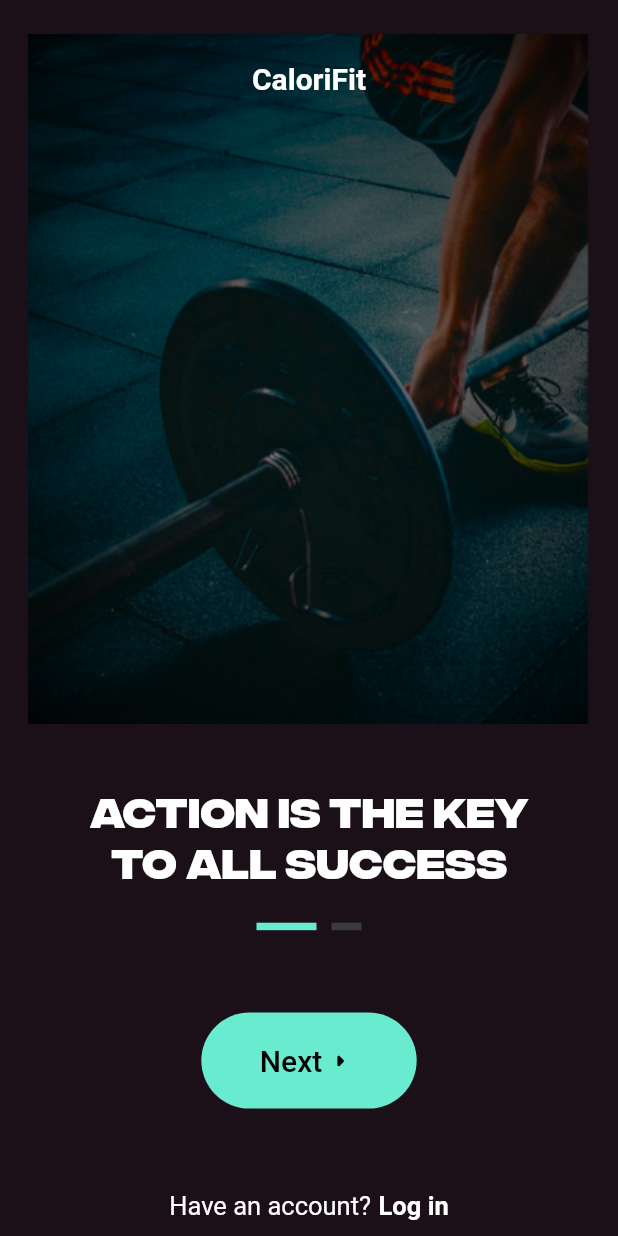
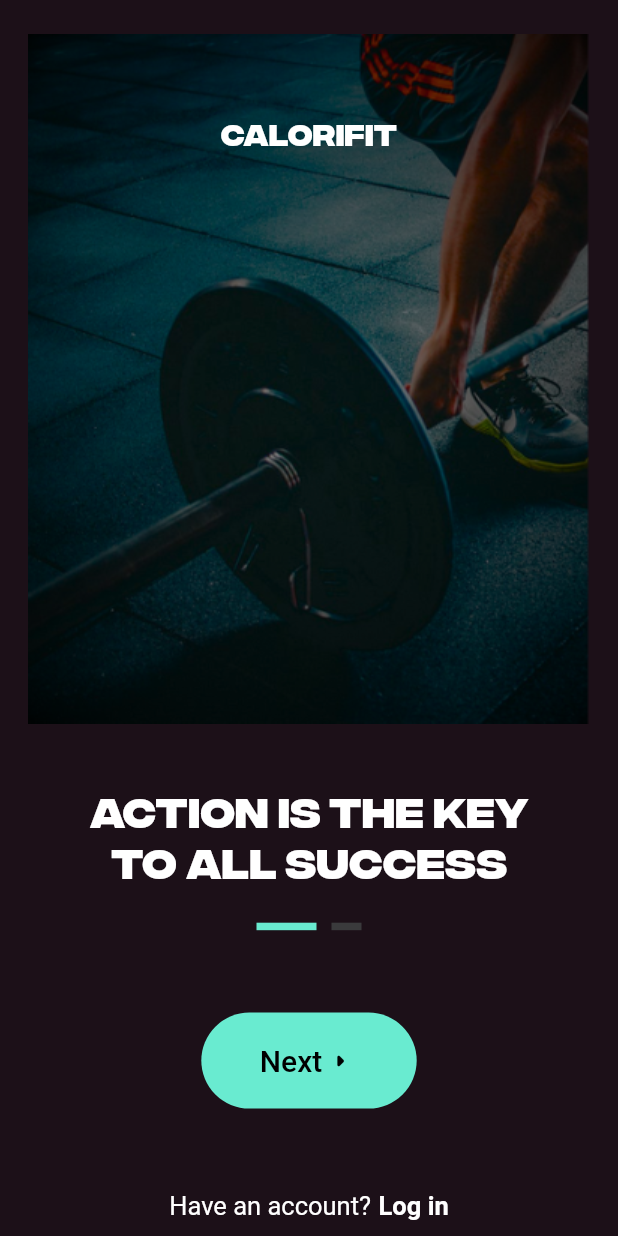
Before and after one commit to deadinside1880/CaloriFit, a Flutter app: the screen it shows after launch, after a tap on "Let's get started!", on a phone screen of 412 x 824 dp. Run offline on Flutter 3.47's test engine with Material 2 defaults, Android fonts, the phone set to English and light mode, and no system bars; our stand-ins replace cloud_firestore, firebase_auth, firebase_core, firebase_storage, fl_chart, image_picker and 3 more; missing offline and left inert: dart:ffi, tflite_flutter, tflite_flutter_helper; accounts and stored records are empty; network calls fail; project files that could hold a hidden picture were left out.

Commit message:
Fixed Launch Screen bugs

```diff
--- a/lib/Widgets/CaloriFitTitle.dart
+++ b/lib/Widgets/CaloriFitTitle.dart
@@ -8,9 +8,14 @@ class CaloriFitTitle extends StatelessWidget {
   @override
   Widget build(BuildContext context) {
     return Text(
-                            "CaloriFit",
-                            textAlign: TextAlign.center,
-                            style: TextStyle(fontSize: 48, fontWeight: FontWeight.bold, color: color),
-                             );
+      "CaloriFit",
+      textAlign: TextAlign.center,
+      style: TextStyle(
+          fontSize: 40,
+          fontWeight: FontWeight.bold,
+          color: color,
+          fontFamily: 'IntegralCF',
+          ),
+    );
   }
 }
--- a/lib/Widgets/CaloriFitTitleSmall.dart
+++ b/lib/Widgets/CaloriFitTitleSmall.dart
@@ -8,9 +8,14 @@ class CaloriFitSmallTitle extends StatelessWidget {
   @override
   Widget build(BuildContext context) {
     return Text(
-                            "CaloriFit",
-                            textAlign: TextAlign.center,
-                            style: TextStyle(fontSize: 20, fontWeight: FontWeight.bold, color: color),
-                             );
+      "CaloriFit",
+      textAlign: TextAlign.center,
+      style: TextStyle(
+        fontSize: 20,
+        fontWeight: FontWeight.bold,
+        color: color,
+        fontFamily: 'IntegralCF',
+      ),
+    );
   }
 }
--- a/lib/Widgets/Loader.dart
+++ b/lib/Widgets/Loader.dart
@@ -8,6 +8,7 @@ class Loader extends StatelessWidget {
   @override
   Widget build(BuildContext context) {
     return Container(
+      width: double.infinity,
       child: Column(
         crossAxisAlignment: CrossAxisAlignment.center,
         mainAxisAlignment: MainAxisAlignment.center,
--- a/lib/screens/achievementscreen.dart
+++ b/lib/screens/achievementscreen.dart
@@ -49,7 +49,7 @@ class AchievementScreen extends StatelessWidget {
             child: Column(
               crossAxisAlignment: CrossAxisAlignment.center,
               children: [
-                const SettingsTitle(text: "ACHIEVEMENTS",),
+                const SettingsTitle(text: "ACHIEVEMENTS", isResultScreen: true,),
                 SizedBox(height: MediaQuery.of(context).size.height*0.05,),
                 CircleAvatar(
                   backgroundImage: NetworkImage(context.read<Providers>().getUser.photoURL),
--- a/lib/screens/launchscreen.dart
+++ b/lib/screens/launchscreen.dart
@@ -2,7 +2,6 @@ import 'package:calori_fit/screens/onboarding.dart';
 import 'package:flutter/material.dart';
 import '../Widgets/CaloriFitTitle.dart';
 import '../styles/Styles.dart';
-
 
 class LaunchScreen extends StatelessWidget {
   const LaunchScreen({super.key});
@@ -10,10 +9,10 @@ class LaunchScreen extends StatelessWidget {
   Widget build(BuildContext context) {
     return Scaffold(
         body: Container(
-                padding: EdgeInsets.symmetric(horizontal: MediaQuery.of(context).size.width/10),
+      padding: EdgeInsets.symmetric(
+          horizontal: MediaQuery.of(context).size.width / 10),
       width: double.infinity,
       child: Column(
-
         crossAxisAlignment: CrossAxisAlignment.center,
         children: [
           Flexible(
@@ -21,33 +20,37 @@ class LaunchScreen extends StatelessWidget {
             child: Container(),
           ),
           Image.asset("assets/Logo.png"),
-                        SizedBox(height: MediaQuery.of(context).size.height/25,),
+          SizedBox(
+            height: MediaQuery.of(context).size.height / 25,
+          ),
           const CaloriFitTitle(color: Colors.white),
-                        SizedBox(height: MediaQuery.of(context).size.height/45),
-                        const Text("not your average calorie counting app", style: onboardingSmallText, textAlign: TextAlign.center,),
-                        SizedBox(height: MediaQuery.of(context).size.height/10),
+          SizedBox(height: MediaQuery.of(context).size.height / 39),
+          const Text(
+            "not your average calorie counting app",
+            style: TextStyle(
+                fontSize: 20,
+                fontWeight: FontWeight.w400,
+                color: Colors.white,),
+            textAlign: TextAlign.center,
+          ),
+          SizedBox(height: MediaQuery.of(context).size.height / 17),
           GestureDetector(
-                            onTap: () => Navigator.of(context).
-                              push(MaterialPageRoute(builder:
-                              (context) =>  const OnboardingScreen())),
+              onTap: () => Navigator.of(context).push(MaterialPageRoute(
+                  builder: (context) => const OnboardingScreen())),
               child: Container(
-                                padding: const EdgeInsets.symmetric(vertical: 18),
-                                width: double.infinity,
+                  padding: const EdgeInsets.fromLTRB(40, 30, 40, 30),
+                  // padding: const EdgeInsets.symmetric(vertical: 30),
+                  // width: double.infinity,
                   decoration: buttonShapeDecor,
                   child: const Text("Let's get started!",
                       textAlign: TextAlign.center,
                       style: TextStyle(
                           color: Colors.black,
                           fontSize: 18,
-                                        fontWeight: FontWeight.bold
-                                        )
-                                    )
-                            )
-                        ),
-                        SizedBox(height: MediaQuery.of(context).size.height/8)
+                          fontWeight: FontWeight.bold)))),
+          SizedBox(height: MediaQuery.of(context).size.height / 8)
         ],
       ),
-            )
-    );
+    ));
   }
 }
--- a/lib/screens/onboarding.dart
+++ b/lib/screens/onboarding.dart
@@ -19,10 +19,9 @@ class _OnboardingScreenState extends State<OnboardingScreen> {
   bool isEmailValid = true;
   AssetImage image = const AssetImage('assets/Background.png');
   bool state = false;
-
+  String txt = 'ACTION IS THE KEY TO ALL SUCCESS';
   @override
   Widget build(BuildContext context) {
-
     return Scaffold(
       body: Container(
         child: Stack(
@@ -38,10 +37,11 @@ class _OnboardingScreenState extends State<OnboardingScreen> {
               child: Column(
                 crossAxisAlignment: CrossAxisAlignment.center,
                 children: [
-                  SizedBox(height: MediaQuery.of(context).size.width / 10),
+                  // SizedBox(height: MediaQuery.of(context).size.width / 10),
+                  const SizedBox(height: 75),
                   const CaloriFitSmallTitle(color: Colors.white),
                   Flexible(flex: 1, child: Container()),
-                  const Text("ACTION IS THE KEY TO ALL SUCCESS",
+                  Text(txt,
                       style: onboardingText, textAlign: TextAlign.center),
                   const SizedBox(height: 25),
                   Row(
@@ -79,6 +79,7 @@ class _OnboardingScreenState extends State<OnboardingScreen> {
                           setState(() {
                             state = true;
                             image = const AssetImage('assets/Background2.png');
+                            txt = 'Progress starts with taking action.';
                             return;
                           });
                         }
--- a/lib/styles/Styles.dart
+++ b/lib/styles/Styles.dart
@@ -7,7 +7,7 @@ import './Colors.dart';
 const onboardingText =
     TextStyle(fontSize: 28, fontWeight: FontWeight.w700, color: Colors.white, fontFamily: 'IntegralCF');
 const onboardingSmallText =
-    TextStyle(fontSize: 24, fontWeight: FontWeight.w700, color: Colors.white);
+    TextStyle(fontSize: 20, fontWeight: FontWeight.w700, color: Colors.white, fontFamily: 'IntegralCF');
 
 const buttonShapeDecor = ShapeDecoration(color: maingreen, shape: RoundedRectangleBorder(borderRadius: BorderRadius.all(Radius.circular(48))));
 
```
Also changed, not shown: lib/screens/loginscreen.dart (+117 -49 lines), lib/screens/signupscreen.dart (+101 -42 lines), flutter_02.png (added), 6 other files. Lines whose indentation alone changed are shown as unchanged.
